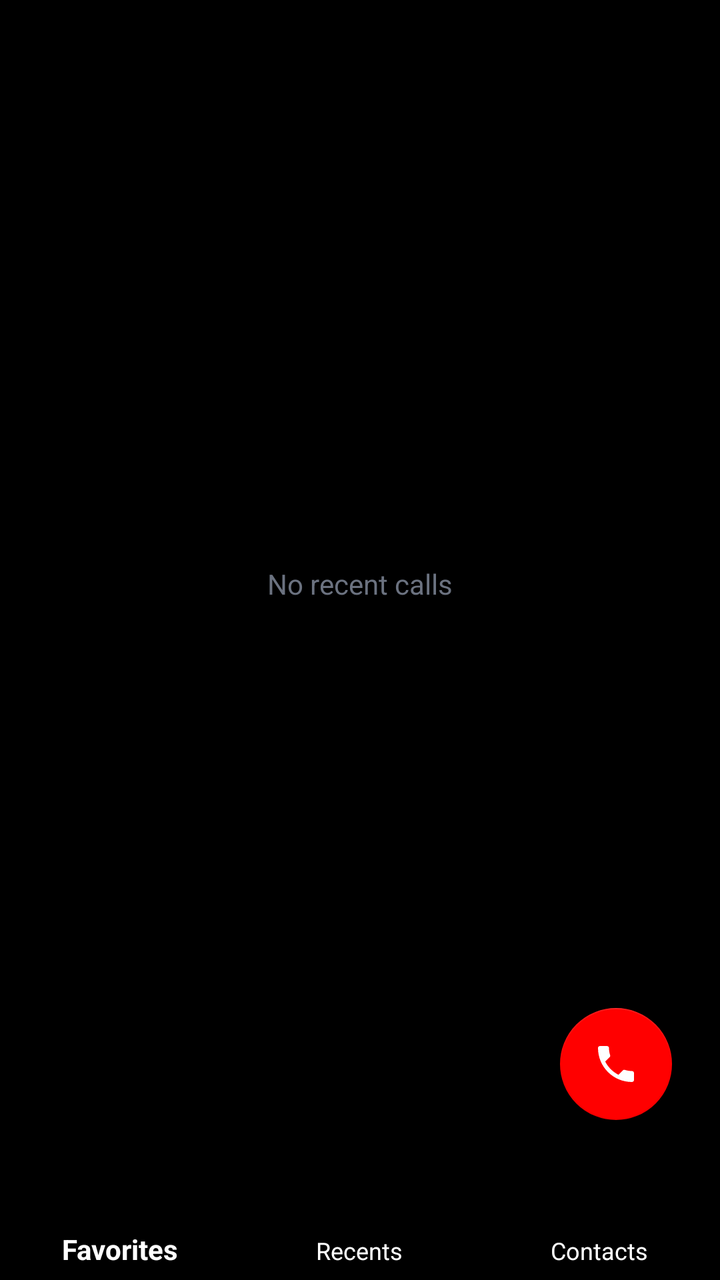
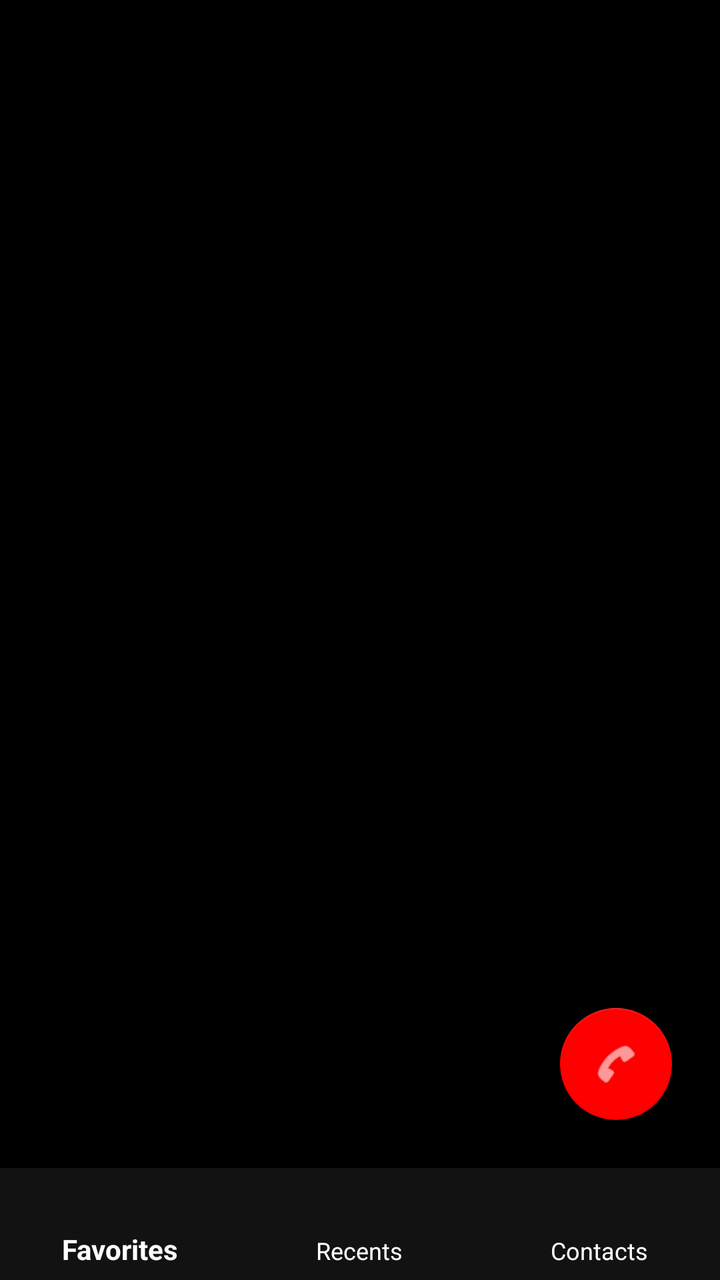

Screens rendered from an Android XML layout before and after an edit, with the pre-edit source and the edit as a unified diff.
<!-- AndroidManifest.xml: application theme Theme.MyDialer -->
<!-- res/layout/activity_main.xml -->
<?xml version="1.0" encoding="utf-8"?>
<RelativeLayout xmlns:android="http://schemas.android.com/apk/res/android"
    xmlns:app="http://schemas.android.com/apk/res-auto"
    android:layout_width="match_parent"
    android:layout_height="match_parent"
    android:background="@color/bg_black"
    android:fitsSystemWindows="true">

    <FrameLayout
        android:id="@+id/fragment_container"
        android:layout_width="match_parent"
        android:layout_height="match_parent"
        android:layout_above="@id/bottom_navigation">
        
        <androidx.recyclerview.widget.RecyclerView
            android:id="@+id/recents_list"
            android:layout_width="match_parent"
            android:layout_height="match_parent"
            android:clipToPadding="false"
            android:padding="16dp" />

        <TextView
            android:id="@+id/recents_empty"
            android:layout_width="wrap_content"
            android:layout_height="wrap_content"
            android:layout_gravity="center"
            android:text="@string/recents_empty"
            android:textColor="@color/fg_dim" />
    </FrameLayout>

    <LinearLayout
        android:id="@+id/dialer_sheet"
        android:layout_width="match_parent"
        android:layout_height="wrap_content"
        android:layout_above="@id/bottom_navigation"
        android:background="#121212" 
        android:orientation="vertical"
        android:padding="16dp"
        android:visibility="gone"
        android:elevation="8dp">

        <TextView
            android:id="@+id/number_display"
            android:layout_width="match_parent"
            android:layout_height="wrap_content"
            android:gravity="center"
            android:textColor="@color/fg_white"
            android:textSize="40sp"
            android:hint="@string/enter_number_hint"
            android:singleLine="true"
            android:padding="16dp" />

        <TableLayout
            android:layout_width="match_parent"
            android:layout_height="wrap_content"
            android:stretchColumns="*">
            <TableRow android:layout_marginBottom="8dp">
                <TextView android:id="@+id/dial_1" style="@style/DialKey" android:text="1" />
                <TextView android:id="@+id/dial_2" style="@style/DialKey" android:text="2" />
                <TextView android:id="@+id/dial_3" style="@style/DialKey" android:text="3" />
            </TableRow>
            <TableRow android:layout_marginBottom="8dp">
                <TextView android:id="@+id/dial_4" style="@style/DialKey" android:text="4" />
                <TextView android:id="@+id/dial_5" style="@style/DialKey" android:text="5" />
                <TextView android:id="@+id/dial_6" style="@style/DialKey" android:text="6" />
            </TableRow>
            <TableRow android:layout_marginBottom="8dp">
                <TextView android:id="@+id/dial_7" style="@style/DialKey" android:text="7" />
                <TextView android:id="@+id/dial_8" style="@style/DialKey" android:text="8" />
                <TextView android:id="@+id/dial_9" style="@style/DialKey" android:text="9" />
            </TableRow>
            <TableRow>
                <TextView android:id="@+id/dial_star" style="@style/DialKey" android:text="*" />
                <TextView android:id="@+id/dial_0" style="@style/DialKey" android:text="0" />
                <TextView android:id="@+id/dial_hash" style="@style/DialKey" android:text="#" />
            </TableRow>
        </TableLayout>

        <LinearLayout
            android:layout_width="match_parent"
            android:layout_height="wrap_content"
            android:gravity="center"
            android:paddingTop="16dp">
            <ImageButton
                android:id="@+id/call_button"
                android:layout_width="76dp"
                android:layout_height="76dp"
                android:background="@drawable/bg_call"
                android:src="@drawable/ic_call" />
            <ImageButton
                android:id="@+id/backspace_button"
                android:layout_width="56dp"
                android:layout_height="56dp"
                android:layout_marginStart="24dp"
                android:background="@android:color/transparent"
                android:src="@drawable/ic_backspace" />
        </LinearLayout>
    </LinearLayout>

    <com.google.android.material.floatingactionbutton.FloatingActionButton
        android:id="@+id/fab_show_dialer"
        android:layout_width="wrap_content"
        android:layout_height="wrap_content"
        android:layout_above="@id/bottom_navigation"
        android:layout_alignParentEnd="true"
        android:layout_margin="24dp"
        android:src="@drawable/ic_call"
        app:backgroundTint="#FF0000"
        app:tint="#FFFFFF" />

    <com.google.android.material.bottomnavigation.BottomNavigationView
        android:id="@+id/bottom_navigation"
        android:layout_width="match_parent"
        android:layout_height="wrap_content"
        android:layout_alignParentBottom="true"
        android:background="#000000"
        app:itemIconTint="@color/fg_white"
        app:itemTextColor="@color/fg_white"
        app:menu="@menu/bottom_nav_menu" />

</RelativeLayout>
<!-- resources referenced by this layout -->
<resources>
  <color name="bg_black">#000000</color>
  <color name="fg_dim">#6B7280</color>
  <color name="fg_white">#FFFFFF</color>
  <!-- drawable bg_call (drawable) -->
  <?xml version="1.0" encoding="utf-8"?>
  <selector xmlns:android="http://schemas.android.com/apk/res/android">
      <item android:state_pressed="true">
          <shape android:shape="oval">
              <solid android:color="@color/accent_red_pressed" />
          </shape>
      </item>
      <item>
          <shape android:shape="oval">
              <solid android:color="@color/accent_red" />
          </shape>
      </item>
  </selector>
  <!-- drawable ic_backspace (drawable) -->
  <?xml version="1.0" encoding="utf-8"?>
  <vector xmlns:android="http://schemas.android.com/apk/res/android"
      android:width="32dp"
      android:height="32dp"
      android:viewportWidth="24"
      android:viewportHeight="24">
      <path
          android:fillColor="#FFFFFF"
          android:pathData="M22,3H7c-0.69,0 -1.23,0.35 -1.59,0.88L0,12l5.41,8.11c0.36,0.53 0.9,0.89 1.59,0.89h15c1.1,0 2,-0.9 2,-2V5c0,-1.1 -0.9,-2 -2,-2zM19,15.59L17.59,17 14,13.41 10.41,17 9,15.59 12.59,12 9,8.41 10.41,7 14,10.59 17.59,7 19,8.41 15.41,12z"/>
  </vector>
  <!-- drawable ic_call (drawable) -->
  <?xml version="1.0" encoding="utf-8"?>
  <vector xmlns:android="http://schemas.android.com/apk/res/android"
      android:width="32dp"
      android:height="32dp"
      android:viewportWidth="24"
      android:viewportHeight="24">
      <path
          android:fillColor="#FFFFFF"
          android:pathData="M6.62,10.79c1.44,2.83 3.76,5.14 6.59,6.59l2.2,-2.2c0.27,-0.27 0.67,-0.36 1.02,-0.24c1.12,0.37 2.33,0.57 3.57,0.57c0.55,0 1,0.45 1,1V20c0,0.55 -0.45,1 -1,1c-9.39,0 -17,-7.61 -17,-17c0,-0.55 0.45,-1 1,-1h3.5c0.55,0 1,0.45 1,1c0,1.25 0.2,2.45 0.57,3.57c0.11,0.35 0.03,0.74 -0.25,1.02l-2.2,2.2z"/>
  </vector>
  <string name="enter_number_hint">Enter number</string>
  <string name="recents_empty">No recent calls</string>
  <style name="DialKey">
          <item name="android:layout_width">match_parent</item>
          <item name="android:layout_height">68dp</item>
          <item name="android:layout_margin">4dp</item>
          <item name="android:gravity">center</item>
          <item name="android:textColor">@color/fg_white</item>
          <item name="android:textSize">28sp</item>
          <item name="android:textStyle">bold</item>
          <item name="android:background">@drawable/bg_key</item>
          <item name="android:clickable">true</item>
          <item name="android:focusable">true</item>
      </style>
  <style name="Theme.MyDialer" parent="Theme.AppCompat.NoActionBar">
          <item name="android:windowBackground">@color/bg_black</item>
          <item name="android:statusBarColor">@color/bg_black</item>
          <item name="android:navigationBarColor">@color/bg_black</item>
          <item name="android:windowLightStatusBar" tools:targetApi="m">false</item>
      </style>
  <color name="accent_red_pressed">#DC2626</color>
  <color name="accent_red">#EF4444</color>
  <!-- drawable bg_key (drawable) -->
  <?xml version="1.0" encoding="utf-8"?>
  <selector xmlns:android="http://schemas.android.com/apk/res/android">
      <item android:state_pressed="true">
          <shape android:shape="rectangle">
              <solid android:color="@color/key_bg_pressed" />
              <corners android:radius="20dp" />
          </shape>
      </item>
      <item>
          <shape android:shape="rectangle">
              <solid android:color="@color/key_bg" />
              <corners android:radius="20dp" />
          </shape>
      </item>
  </selector>
  <color name="key_bg_pressed">#1F1F1F</color>
  <color name="key_bg">#111111</color>
</resources>

<!-- the commit's change to res/layout/activity_main.xml (unified diff, before → after) -->
@@ -3,30 +3,14 @@
     xmlns:app="http://schemas.android.com/apk/res-auto"
     android:layout_width="match_parent"
     android:layout_height="match_parent"
-    android:background="@color/bg_black"
+    android:background="#000000"
     android:fitsSystemWindows="true">
 
     <FrameLayout
         android:id="@+id/fragment_container"
         android:layout_width="match_parent"
         android:layout_height="match_parent"
-        android:layout_above="@id/bottom_navigation">
-        
-        <androidx.recyclerview.widget.RecyclerView
-            android:id="@+id/recents_list"
-            android:layout_width="match_parent"
-            android:layout_height="match_parent"
-            android:clipToPadding="false"
-            android:padding="16dp" />
-
-        <TextView
-            android:id="@+id/recents_empty"
-            android:layout_width="wrap_content"
-            android:layout_height="wrap_content"
-            android:layout_gravity="center"
-            android:text="@string/recents_empty"
-            android:textColor="@color/fg_dim" />
-    </FrameLayout>
+        android:layout_above="@id/bottom_navigation" />
 
     <LinearLayout
         android:id="@+id/dialer_sheet"
@@ -44,9 +28,10 @@
             android:layout_width="match_parent"
             android:layout_height="wrap_content"
             android:gravity="center"
-            android:textColor="@color/fg_white"
+            android:textColor="#FFFFFF"
             android:textSize="40sp"
-            android:hint="@string/enter_number_hint"
+            android:hint="Enter number"
+            android:textColorHint="#555555"
             android:singleLine="true"
             android:padding="16dp" />
 
@@ -55,24 +40,24 @@
             android:layout_height="wrap_content"
             android:stretchColumns="*">
             <TableRow android:layout_marginBottom="8dp">
-                <TextView android:id="@+id/dial_1" style="@style/DialKey" android:text="1" />
-                <TextView android:id="@+id/dial_2" style="@style/DialKey" android:text="2" />
-                <TextView android:id="@+id/dial_3" style="@style/DialKey" android:text="3" />
+                <TextView android:id="@+id/dial_1" android:layout_width="wrap_content" android:layout_height="wrap_content" android:text="1" android:textColor="#FFFFFF" android:gravity="center" android:textSize="30sp" android:padding="10dp" />
+                <TextView android:id="@+id/dial_2" android:layout_width="wrap_content" android:layout_height="wrap_content" android:text="2" android:textColor="#FFFFFF" android:gravity="center" android:textSize="30sp" android:padding="10dp" />
+                <TextView android:id="@+id/dial_3" android:layout_width="wrap_content" android:layout_height="wrap_content" android:text="3" android:textColor="#FFFFFF" android:gravity="center" android:textSize="30sp" android:padding="10dp" />
             </TableRow>
             <TableRow android:layout_marginBottom="8dp">
-                <TextView android:id="@+id/dial_4" style="@style/DialKey" android:text="4" />
-                <TextView android:id="@+id/dial_5" style="@style/DialKey" android:text="5" />
-                <TextView android:id="@+id/dial_6" style="@style/DialKey" android:text="6" />
+                <TextView android:id="@+id/dial_4" android:layout_width="wrap_content" android:layout_height="wrap_content" android:text="4" android:textColor="#FFFFFF" android:gravity="center" android:textSize="30sp" android:padding="10dp" />
+                <TextView android:id="@+id/dial_5" android:layout_width="wrap_content" android:layout_height="wrap_content" android:text="5" android:textColor="#FFFFFF" android:gravity="center" android:textSize="30sp" android:padding="10dp" />
+                <TextView android:id="@+id/dial_6" android:layout_width="wrap_content" android:layout_height="wrap_content" android:text="6" android:textColor="#FFFFFF" android:gravity="center" android:textSize="30sp" android:padding="10dp" />
             </TableRow>
             <TableRow android:layout_marginBottom="8dp">
-                <TextView android:id="@+id/dial_7" style="@style/DialKey" android:text="7" />
-                <TextView android:id="@+id/dial_8" style="@style/DialKey" android:text="8" />
-                <TextView android:id="@+id/dial_9" style="@style/DialKey" android:text="9" />
+                <TextView android:id="@+id/dial_7" android:layout_width="wrap_content" android:layout_height="wrap_content" android:text="7" android:textColor="#FFFFFF" android:gravity="center" android:textSize="30sp" android:padding="10dp" />
+                <TextView android:id="@+id/dial_8" android:layout_width="wrap_content" android:layout_height="wrap_content" android:text="8" android:textColor="#FFFFFF" android:gravity="center" android:textSize="30sp" android:padding="10dp" />
+                <TextView android:id="@+id/dial_9" android:layout_width="wrap_content" android:layout_height="wrap_content" android:text="9" android:textColor="#FFFFFF" android:gravity="center" android:textSize="30sp" android:padding="10dp" />
             </TableRow>
             <TableRow>
-                <TextView android:id="@+id/dial_star" style="@style/DialKey" android:text="*" />
-                <TextView android:id="@+id/dial_0" style="@style/DialKey" android:text="0" />
-                <TextView android:id="@+id/dial_hash" style="@style/DialKey" android:text="#" />
+                <TextView android:id="@+id/dial_star" android:layout_width="wrap_content" android:layout_height="wrap_content" android:text="*" android:textColor="#FFFFFF" android:gravity="center" android:textSize="30sp" android:padding="10dp" />
+                <TextView android:id="@+id/dial_0" android:layout_width="wrap_content" android:layout_height="wrap_content" android:text="0" android:textColor="#FFFFFF" android:gravity="center" android:textSize="30sp" android:padding="10dp" />
+                <TextView android:id="@+id/dial_hash" android:layout_width="wrap_content" android:layout_height="wrap_content" android:text="#" android:textColor="#FFFFFF" android:gravity="center" android:textSize="30sp" android:padding="10dp" />
             </TableRow>
         </TableLayout>
 
@@ -85,15 +70,15 @@
                 android:id="@+id/call_button"
                 android:layout_width="76dp"
                 android:layout_height="76dp"
-                android:background="@drawable/bg_call"
-                android:src="@drawable/ic_call" />
+                android:background="@android:color/holo_red_dark"
+                android:src="@android:drawable/ic_menu_call" />
             <ImageButton
                 android:id="@+id/backspace_button"
                 android:layout_width="56dp"
                 android:layout_height="56dp"
                 android:layout_marginStart="24dp"
                 android:background="@android:color/transparent"
-                android:src="@drawable/ic_backspace" />
+                android:src="@android:drawable/ic_input_delete" />
         </LinearLayout>
     </LinearLayout>
 
@@ -104,7 +89,7 @@
         android:layout_above="@id/bottom_navigation"
         android:layout_alignParentEnd="true"
         android:layout_margin="24dp"
-        android:src="@drawable/ic_call"
+        android:src="@android:drawable/ic_menu_call"
         app:backgroundTint="#FF0000"
         app:tint="#FFFFFF" />
 
@@ -113,9 +98,9 @@
         android:layout_width="match_parent"
         android:layout_height="wrap_content"
         android:layout_alignParentBottom="true"
-        android:background="#000000"
-        app:itemIconTint="@color/fg_white"
-        app:itemTextColor="@color/fg_white"
+        android:background="#121212"
+        app:itemIconTint="#FFFFFF"
+        app:itemTextColor="#FFFFFF"
         app:menu="@menu/bottom_nav_menu" />
 
 </RelativeLayout>
<!-- resource entries referenced after the edit -->
@@ -1,83 +1,11 @@
 <!-- resources referenced by this layout -->
 <resources>
   <color name="bg_black">#000000</color>
-  <color name="fg_dim">#6B7280</color>
-  <color name="fg_white">#FFFFFF</color>
-  <!-- drawable bg_call (drawable) -->
-  <?xml version="1.0" encoding="utf-8"?>
-  <selector xmlns:android="http://schemas.android.com/apk/res/android">
-      <item android:state_pressed="true">
-          <shape android:shape="oval">
-              <solid android:color="@color/accent_red_pressed" />
-          </shape>
-      </item>
-      <item>
-          <shape android:shape="oval">
-              <solid android:color="@color/accent_red" />
-          </shape>
-      </item>
-  </selector>
-  <!-- drawable ic_backspace (drawable) -->
-  <?xml version="1.0" encoding="utf-8"?>
-  <vector xmlns:android="http://schemas.android.com/apk/res/android"
-      android:width="32dp"
-      android:height="32dp"
-      android:viewportWidth="24"
-      android:viewportHeight="24">
-      <path
-          android:fillColor="#FFFFFF"
-          android:pathData="M22,3H7c-0.69,0 -1.23,0.35 -1.59,0.88L0,12l5.41,8.11c0.36,0.53 0.9,0.89 1.59,0.89h15c1.1,0 2,-0.9 2,-2V5c0,-1.1 -0.9,-2 -2,-2zM19,15.59L17.59,17 14,13.41 10.41,17 9,15.59 12.59,12 9,8.41 10.41,7 14,10.59 17.59,7 19,8.41 15.41,12z"/>
-  </vector>
-  <!-- drawable ic_call (drawable) -->
-  <?xml version="1.0" encoding="utf-8"?>
-  <vector xmlns:android="http://schemas.android.com/apk/res/android"
-      android:width="32dp"
-      android:height="32dp"
-      android:viewportWidth="24"
-      android:viewportHeight="24">
-      <path
-          android:fillColor="#FFFFFF"
-          android:pathData="M6.62,10.79c1.44,2.83 3.76,5.14 6.59,6.59l2.2,-2.2c0.27,-0.27 0.67,-0.36 1.02,-0.24c1.12,0.37 2.33,0.57 3.57,0.57c0.55,0 1,0.45 1,1V20c0,0.55 -0.45,1 -1,1c-9.39,0 -17,-7.61 -17,-17c0,-0.55 0.45,-1 1,-1h3.5c0.55,0 1,0.45 1,1c0,1.25 0.2,2.45 0.57,3.57c0.11,0.35 0.03,0.74 -0.25,1.02l-2.2,2.2z"/>
-  </vector>
-  <string name="enter_number_hint">Enter number</string>
-  <string name="recents_empty">No recent calls</string>
-  <style name="DialKey">
-          <item name="android:layout_width">match_parent</item>
-          <item name="android:layout_height">68dp</item>
-          <item name="android:layout_margin">4dp</item>
-          <item name="android:gravity">center</item>
-          <item name="android:textColor">@color/fg_white</item>
-          <item name="android:textSize">28sp</item>
-          <item name="android:textStyle">bold</item>
-          <item name="android:background">@drawable/bg_key</item>
-          <item name="android:clickable">true</item>
-          <item name="android:focusable">true</item>
-      </style>
   <style name="Theme.MyDialer" parent="Theme.AppCompat.NoActionBar">
           <item name="android:windowBackground">@color/bg_black</item>
           <item name="android:statusBarColor">@color/bg_black</item>
           <item name="android:navigationBarColor">@color/bg_black</item>
           <item name="android:windowLightStatusBar" tools:targetApi="m">false</item>
       </style>
-  <color name="accent_red_pressed">#DC2626</color>
-  <color name="accent_red">#EF4444</color>
-  <!-- drawable bg_key (drawable) -->
-  <?xml version="1.0" encoding="utf-8"?>
-  <selector xmlns:android="http://schemas.android.com/apk/res/android">
-      <item android:state_pressed="true">
-          <shape android:shape="rectangle">
-              <solid android:color="@color/key_bg_pressed" />
-              <corners android:radius="20dp" />
-          </shape>
-      </item>
-      <item>
-          <shape android:shape="rectangle">
-              <solid android:color="@color/key_bg" />
-              <corners android:radius="20dp" />
-          </shape>
-      </item>
-  </selector>
-  <color name="key_bg_pressed">#1F1F1F</color>
-  <color name="key_bg">#111111</color>
 </resources>
 
